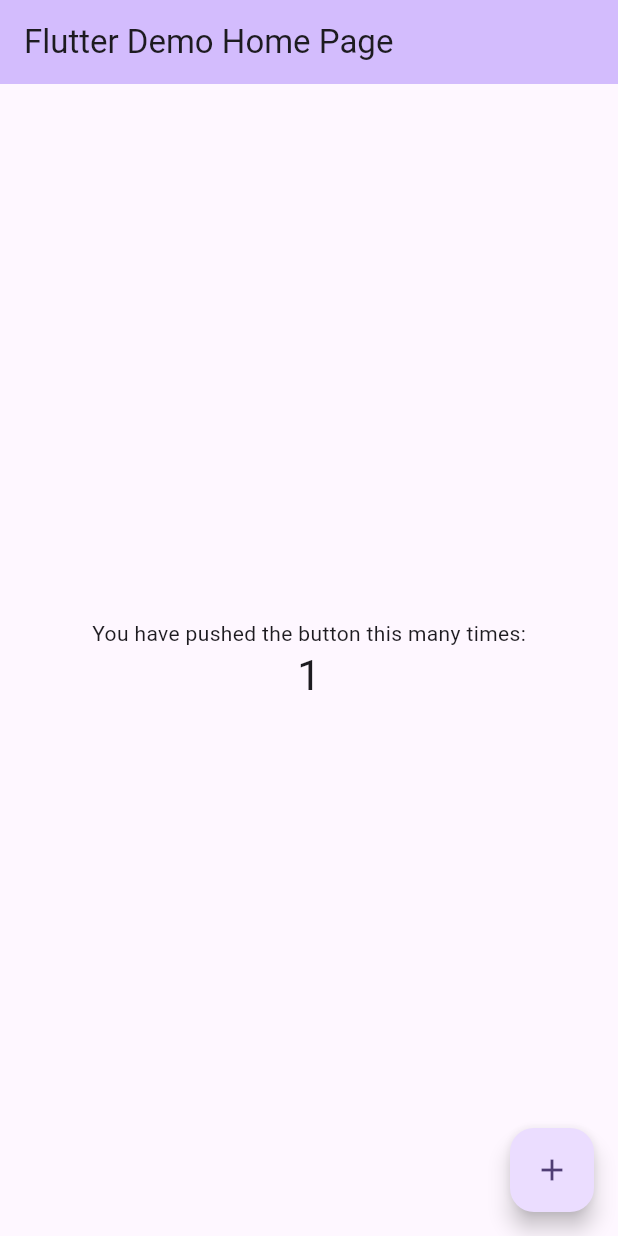
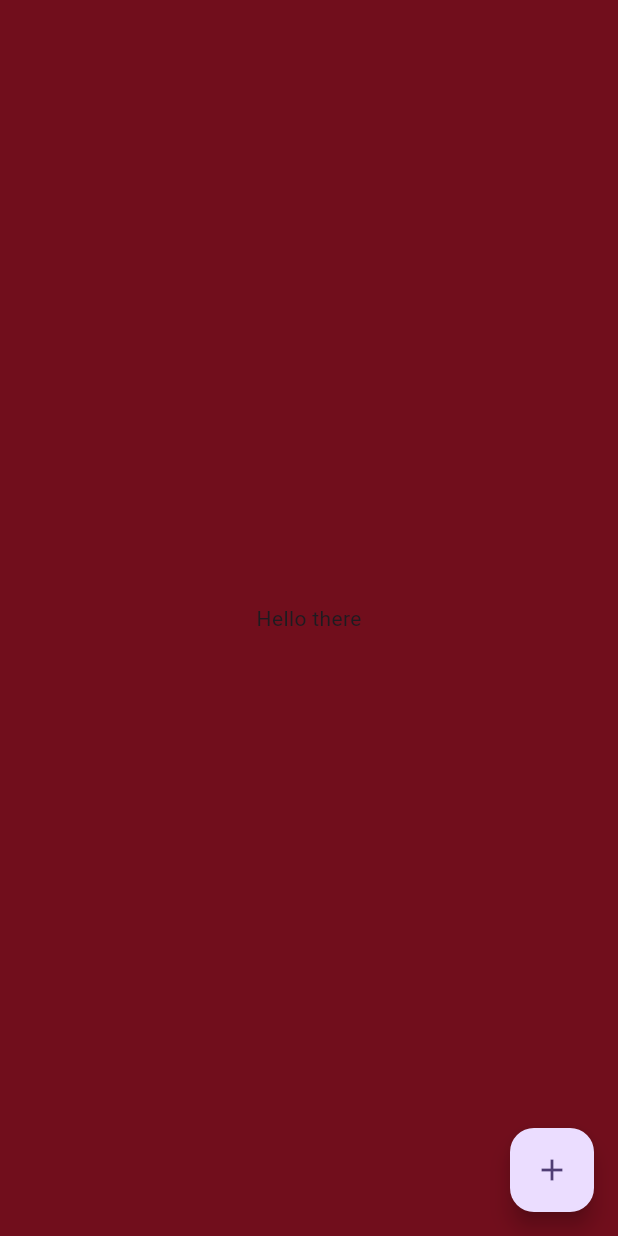
Before and after one commit to tozpeak/flutter_test_solidsoft, a Flutter app: the screen it shows after launch, after a tap on the "add" icon, on a phone screen of 412 x 824 dp. Run offline on Flutter 3.47's test engine with Material 3 defaults, Android fonts, the phone set to English and light mode, and no system bars.

Commit message:
random color on button click

```diff
--- a/lib/main.dart
+++ b/lib/main.dart
@@ -1,3 +1,5 @@
+import 'dart:math';
+
 import 'package:flutter/material.dart';
 
 void main() {
@@ -30,33 +32,30 @@ class MyHomePage extends StatefulWidget {
 }
 
 class _MyHomePageState extends State<MyHomePage> {
-  int _counter = 0;
+  Random random = Random();
+  Color bgColor = Colors.white;
 
   void _incrementCounter() {
     setState(() {
-      _counter++;
+
+      // can use Color.fromARGB(...) as well to be more readable,
+      // but this way random.nextInt is called only once
+      bgColor = Color(
+          0xFF000000 //max alpha
+          + random.nextInt( 1<<24 ) //random 0x00RRGGBB
+        );
     });
   }
 
   @override
   Widget build(BuildContext context) {
     return Scaffold(
-      appBar: AppBar(
-        backgroundColor: Theme.of(context).colorScheme.inversePrimary,
-        title: Text(widget.title),
-      ),
-      body: Center(
-        child: Column(
-          mainAxisAlignment: MainAxisAlignment.center,
-          children: <Widget>[
-            const Text(
-              'You have pushed the button this many times:',
-            ),
-            Text(
-              '$_counter',
-              style: Theme.of(context).textTheme.headlineMedium,
-            ),
-          ],
+      body: ColoredBox(
+        color: bgColor,
+        child: const Center(
+          child: Text(
+            'Hello there',
+          ),
         ),
       ),
       floatingActionButton: FloatingActionButton(
```
